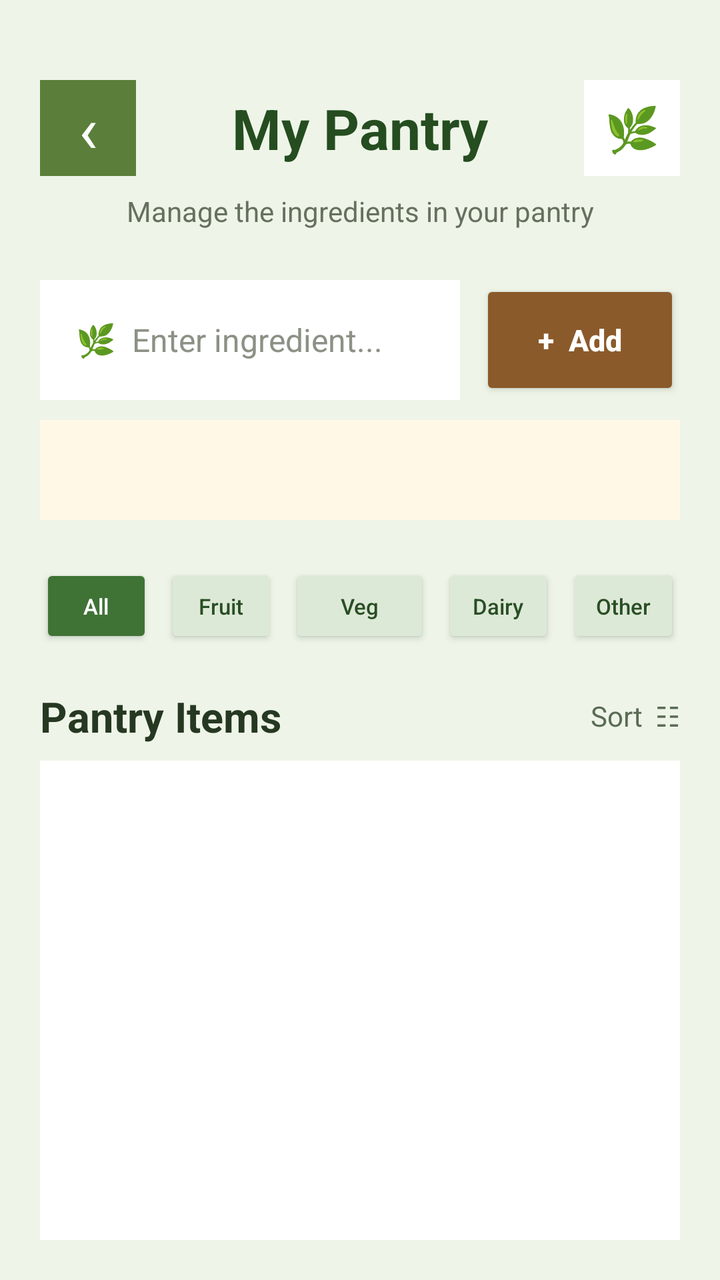
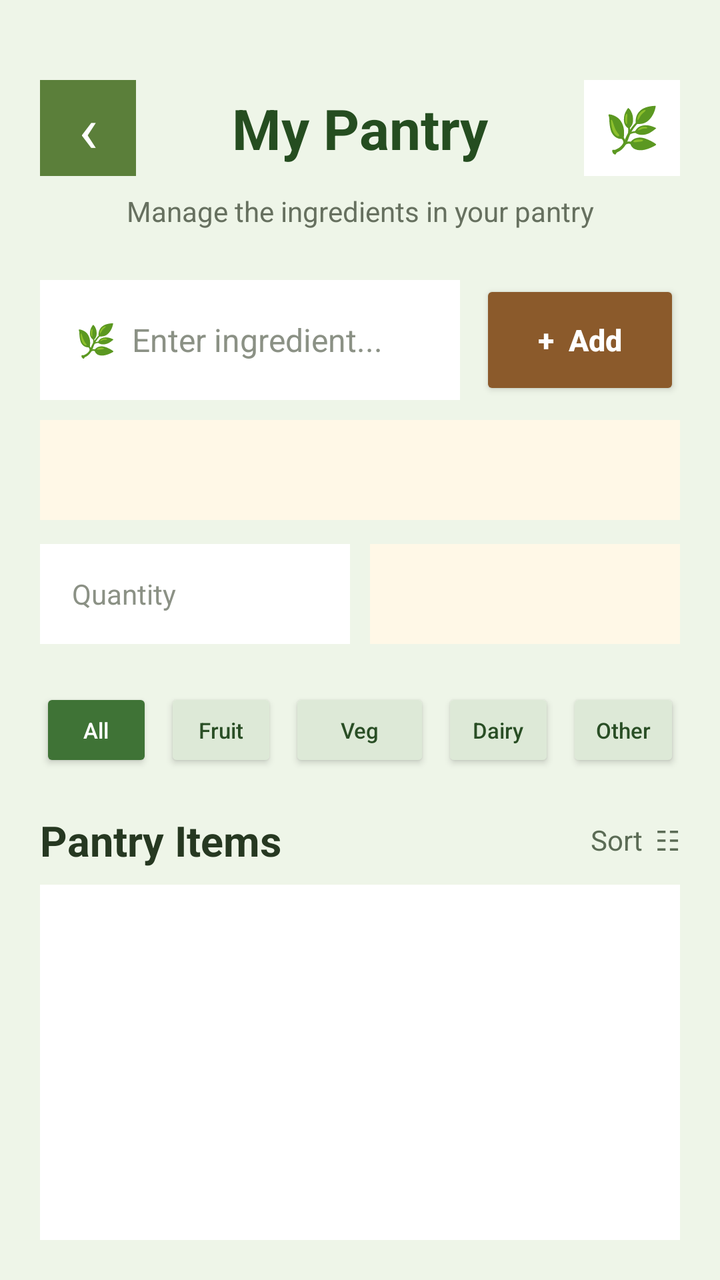

Before-and-after screenshots of an Android layout around one commit, followed by the original layout XML and the change that was made.
<!-- AndroidManifest.xml: application theme Theme.SmartPantryManager -->
<!-- res/layout/activity_my_pantry.xml -->
<?xml version="1.0" encoding="utf-8"?>
<LinearLayout xmlns:android="http://schemas.android.com/apk/res/android"
    android:id="@+id/main"
    android:layout_width="match_parent"
    android:layout_height="match_parent"
    android:orientation="vertical"
    android:background="#EEF5E8"
    android:padding="20dp">

    
    <LinearLayout
        android:layout_width="match_parent"
        android:layout_height="wrap_content"
        android:orientation="horizontal"
        android:gravity="center_vertical"
        android:layout_marginTop="20dp">

        <TextView
            android:id="@+id/btnBack"
            android:layout_width="48dp"
            android:layout_height="48dp"
            android:gravity="center"
            android:text="‹"
            android:textSize="32sp"
            android:textColor="#FFFFFF"
            android:background="#5B7F3A"
            android:contentDescription="Back" />

        <TextView
            android:layout_width="0dp"
            android:layout_height="wrap_content"
            android:layout_weight="1"
            android:text="My Pantry"
            android:textSize="28sp"
            android:textStyle="bold"
            android:textColor="#254D20"
            android:gravity="center" />

        <TextView
            android:layout_width="48dp"
            android:layout_height="48dp"
            android:gravity="center"
            android:text="🌿"
            android:textSize="22sp"
            android:background="#FFFFFF" />

    </LinearLayout>

    
    <TextView
        android:layout_width="match_parent"
        android:layout_height="wrap_content"
        android:text="Manage the ingredients in your pantry"
        android:textSize="14sp"
        android:textColor="#66705F"
        android:gravity="center"
        android:layout_marginTop="8dp"
        android:layout_marginBottom="25dp" />

    
    <LinearLayout
        android:layout_width="match_parent"
        android:layout_height="60dp"
        android:orientation="horizontal"
        android:gravity="center_vertical">

        <EditText
            android:id="@+id/etIngredient"
            android:layout_width="0dp"
            android:layout_height="match_parent"
            android:layout_weight="1"
            android:hint="🌿  Enter ingredient..."
            android:textSize="16sp"
            android:textColor="#263821"
            android:textColorHint="#8B9185"
            android:background="#FFFFFF"
            android:paddingStart="18dp"
            android:paddingEnd="18dp"
            android:singleLine="true"
            android:inputType="textCapWords" />

        <Button
            android:id="@+id/btnAddIngredient"
            android:layout_width="100dp"
            android:layout_height="match_parent"
            android:layout_marginStart="10dp"
            android:text="+  Add"
            android:textSize="15sp"
            android:textStyle="bold"
            android:textColor="#FFFFFF"
            android:textAllCaps="false"
            android:backgroundTint="#8B5A2B" />

    </LinearLayout>

    
    <Spinner
        android:id="@+id/spinnerCategory"
        android:layout_width="match_parent"
        android:layout_height="50dp"
        android:layout_marginTop="10dp"
        android:layout_marginBottom="12dp"
        android:background="#FFF8E7"
        android:paddingStart="16dp"
        android:paddingEnd="16dp" />


    
    <LinearLayout
        android:layout_width="match_parent"
        android:layout_height="wrap_content"
        android:orientation="horizontal"
        android:layout_marginTop="10dp"
        android:gravity="center">

        <Button
            android:id="@+id/btnAll"
            android:layout_width="0dp"
            android:layout_height="42dp"
            android:layout_weight="1"
            android:text="All"
            android:textAllCaps="false"
            android:textSize="11sp"
            android:minWidth="0dp"
            android:minHeight="0dp"
            android:padding="0dp"
            android:layout_marginEnd="3dp"
            android:backgroundTint="#3F7336"
            android:textColor="#FFFFFF" />

        <Button
            android:id="@+id/btnFruit"
            android:layout_width="0dp"
            android:layout_height="42dp"
            android:layout_weight="1"
            android:text="Fruit"
            android:textAllCaps="false"
            android:textSize="11sp"
            android:minWidth="0dp"
            android:minHeight="0dp"
            android:padding="0dp"
            android:layout_marginStart="3dp"
            android:layout_marginEnd="3dp"
            android:backgroundTint="#DDE9D7"
            android:textColor="#294E25" />

        <Button
            android:id="@+id/btnVegetable"
            android:layout_width="0dp"
            android:layout_height="42dp"
            android:layout_weight="1.25"
            android:text="Veg"
            android:textAllCaps="false"
            android:textSize="11sp"
            android:minWidth="0dp"
            android:minHeight="0dp"
            android:padding="0dp"
            android:layout_marginStart="3dp"
            android:layout_marginEnd="3dp"
            android:backgroundTint="#DDE9D7"
            android:textColor="#294E25" />

        <Button
            android:id="@+id/btnDairy"
            android:layout_width="0dp"
            android:layout_height="42dp"
            android:layout_weight="1"
            android:text="Dairy"
            android:textAllCaps="false"
            android:textSize="11sp"
            android:minWidth="0dp"
            android:minHeight="0dp"
            android:padding="0dp"
            android:layout_marginStart="3dp"
            android:layout_marginEnd="3dp"
            android:backgroundTint="#DDE9D7"
            android:textColor="#294E25" />

        <Button
            android:id="@+id/btnOther"
            android:layout_width="0dp"
            android:layout_height="42dp"
            android:layout_weight="1"
            android:text="Other"
            android:textAllCaps="false"
            android:textSize="11sp"
            android:minWidth="0dp"
            android:minHeight="0dp"
            android:padding="0dp"
            android:layout_marginStart="3dp"
            android:backgroundTint="#DDE9D7"
            android:textColor="#294E25" />

    </LinearLayout>

    
    <LinearLayout
        android:layout_width="match_parent"
        android:layout_height="wrap_content"
        android:gravity="center_vertical"
        android:layout_marginTop="20dp"
        android:layout_marginBottom="8dp">

        <TextView
            android:layout_width="0dp"
            android:layout_height="wrap_content"
            android:layout_weight="1"
            android:text="Pantry Items"
            android:textSize="21sp"
            android:textStyle="bold"
            android:textColor="#263821" />

        <TextView
            android:layout_width="wrap_content"
            android:layout_height="wrap_content"
            android:text="Sort  ☷"
            android:textSize="14sp"
            android:textColor="#5B6B55" />

    </LinearLayout>

    
    <ListView
        android:id="@+id/listPantry"
        android:layout_width="match_parent"
        android:layout_height="0dp"
        android:layout_weight="1"
        android:divider="#D8E1D3"
        android:dividerHeight="1dp"
        android:background="#FFFFFF"
        android:padding="8dp" />

</LinearLayout>
<!-- resources referenced by this layout -->
<resources>
  <style name="Theme.SmartPantryManager" parent="Base.Theme.SmartPantryManager" />
  <style name="Base.Theme.SmartPantryManager" parent="Theme.Material3.DayNight.NoActionBar">
          
          
      </style>
</resources>

<!-- the commit's change to res/layout/activity_my_pantry.xml (unified diff, before → after) -->
@@ -104,6 +104,38 @@
         android:paddingStart="16dp"
         android:paddingEnd="16dp" />
 
+    
+    <LinearLayout
+        android:layout_width="match_parent"
+        android:layout_height="50dp"
+        android:orientation="horizontal"
+        android:layout_marginBottom="12dp">
+
+        <EditText
+            android:id="@+id/etQuantity"
+            android:layout_width="0dp"
+            android:layout_height="match_parent"
+            android:layout_weight="1"
+            android:hint="Quantity"
+            android:inputType="numberDecimal"
+            android:textSize="14sp"
+            android:textColor="#263821"
+            android:textColorHint="#8B9185"
+            android:background="#FFFFFF"
+            android:paddingStart="16dp"
+            android:paddingEnd="16dp" />
+
+        <Spinner
+            android:id="@+id/spinnerUnit"
+            android:layout_width="0dp"
+            android:layout_height="match_parent"
+            android:layout_weight="1"
+            android:layout_marginStart="10dp"
+            android:background="#FFF8E7"
+            android:paddingStart="16dp"
+            android:paddingEnd="16dp" />
+
+    </LinearLayout>
 
     
     <LinearLayout
